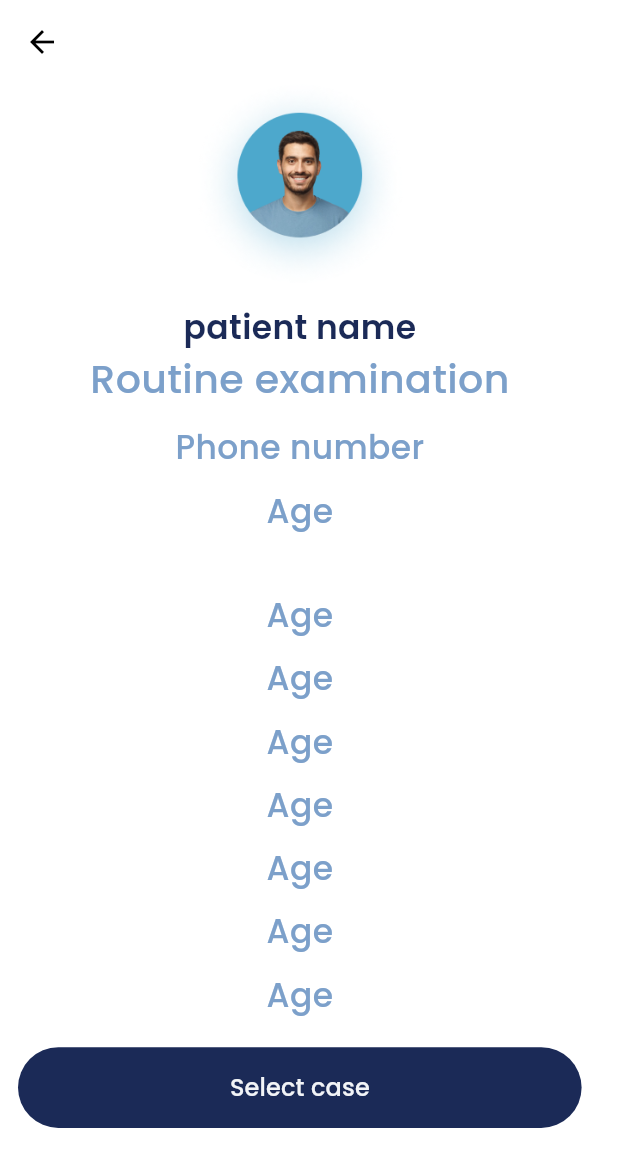
After one commit to suha1b-kh/diente, a Flutter app: the screen it shows after launch, after a tap on the "arrow forward ios" icon, on a phone screen of 412 x 824 dp. The commit adds this screen. Shown: the top 1167 px of the screen. Run offline on Flutter 3.47's test engine with Material 3 defaults, Android fonts, the phone set to English and light mode, and no system bars; our stand-ins replace bloc, flutter_screenutil, gap, google_fonts, image_picker, pinput.

Commit message:
finsh student ui

```diff
--- a/lib/main.dart
+++ b/lib/main.dart
@@ -11,6 +11,7 @@ import 'package:diente/student/profile/screens/home_screen_student.dart';
 import 'package:diente/student/profile/screens/main_profile.dart';
 import 'package:diente/student/profile/screens/my_Treatment.dart';
 import 'package:diente/student/profile/screens/students.dart';
+import 'package:diente/student/profile/screens/view_case.dart';
 import 'package:flutter/material.dart';
 import 'package:flutter_screenutil/flutter_screenutil.dart';
 
@@ -55,6 +56,8 @@ class MainApp extends StatelessWidget {
           "/students_screen": (context) => const Students(),
           //EditProfile screen
           "/edit_profile": (context) => EditProfile(),
+          //view case screen
+          "/view_case_screen": (context) => const ViewCase()
         },
         //light and dark mode
         theme: lightMode,
--- a/lib/student/profile/screens/control_screen.dart
+++ b/lib/student/profile/screens/control_screen.dart
@@ -2,12 +2,14 @@ import 'package:diente/student/profile/screens/home_screen_student.dart';
 import 'package:diente/student/profile/screens/my_Treatment.dart';
 import 'package:diente/student/profile/screens/students.dart';
 import 'package:flutter/material.dart';
+
 int _selectedIndex = 0;
-final  List<Widget> _pages = <Widget>[
+final List<Widget> _pages = <Widget>[
   const HomeStudentScreen(),
   const MyTreatment(),
   const Students(),
 ];
+
 class ControlScreen extends StatefulWidget {
   const ControlScreen({super.key});
 
@@ -20,27 +22,29 @@ class _ControlScreenState extends State<ControlScreen> {
   Widget build(BuildContext context) {
     return Scaffold(
       body: Center(
-        child:_pages.elementAt(_selectedIndex) ,
+        child: _pages.elementAt(_selectedIndex),
       ),
       bottomNavigationBar: BottomNavigationBar(
+          selectedIconTheme:
+              IconThemeData(color: Theme.of(context).colorScheme.primary),
           currentIndex: _selectedIndex, //New
           onTap: _onItemTapped,
           backgroundColor: const Color(0xFF7CA0CA),
           items: const [
-
-        BottomNavigationBarItem(icon: Icon(Icons.home), label: 'Home', ),
+            BottomNavigationBarItem(
+              icon: Icon(Icons.home_outlined),
+              label: 'Home',
+            ),
             // BottomNavigationBarItem(
             //     icon: ImageIcon(
             //         size: 2, AssetImage('assets/images/treatmentIcon.png')),
             //     label: 'My treatment'),
             BottomNavigationBarItem(
-
-            icon: Icon(Icons.local_hospital_outlined), label: 'My treatment'),
-        BottomNavigationBarItem(icon: Icon(Icons.people), label: 'Students'),
-      ]
-
-
-      ),
+                icon: Icon(Icons.local_hospital_outlined),
+                label: 'My treatment'),
+            BottomNavigationBarItem(
+                icon: Icon(Icons.people), label: 'Students'),
+          ]),
     );
   }
 
--- /dev/null
+++ b/lib/student/profile/screens/view_case.dart
@@ -0,0 +1,85 @@
+import 'package:diente/core/widgets/buttons.dart';
+import 'package:diente/core/widgets/text.dart';
+import 'package:flutter/material.dart';
+import 'package:flutter_screenutil/flutter_screenutil.dart';
+import 'package:gap/gap.dart';
+
+class ViewCase extends StatelessWidget {
+  const ViewCase({super.key});
+
+  @override
+  Widget build(BuildContext context) {
+    return Scaffold(
+      appBar: AppBar(
+        leading: IconButton(
+          icon: const Icon(Icons.arrow_back),
+          onPressed: () {
+            Navigator.pop(context);
+          },
+        ),
+      ),
+      body: SingleChildScrollView(
+        child: Column(
+          children: [
+            ClipOval(
+                //TODO fetch image from firestore
+                child: Image.asset(
+              'assets/images/stu_img.png',
+              width: 131.w,
+              height: 131.h,
+              fit: BoxFit.cover,
+            )),
+            Gap(14.h),
+            customText(
+                context,
+                'patient name', //TODO fetch patient name from firestore
+                Theme.of(context).colorScheme.primary,
+                20.sp,
+                FontWeight.w600),
+            customText(
+                context,
+                'Routine examination',
+                Theme.of(context).colorScheme.secondary,
+                24.sp,
+                FontWeight.w500),
+            Gap(11.h),
+            customText(
+                context,
+                'Phone number', //TODO fetch phone number from firestore
+                Theme.of(context).colorScheme.secondary,
+                20.sp,
+                FontWeight.w500),
+            Gap(11.h),
+            customText(context, 'Age', Theme.of(context).colorScheme.secondary,
+                20.sp, FontWeight.w500), //TODO fetch age from firestore
+            Gap(38.h),
+            //TODO fetch medical history from firestore
+            customText(context, 'Age', Theme.of(context).colorScheme.secondary,
+                20.sp, FontWeight.w500),
+            Gap(11.h),
+            customText(context, 'Age', Theme.of(context).colorScheme.secondary,
+                20.sp, FontWeight.w500),
+            Gap(11.h),
+            customText(context, 'Age', Theme.of(context).colorScheme.secondary,
+                20.sp, FontWeight.w500),
+            Gap(11.h),
+            customText(context, 'Age', Theme.of(context).colorScheme.secondary,
+                20.sp, FontWeight.w500),
+            Gap(11.h),
+            customText(context, 'Age', Theme.of(context).colorScheme.secondary,
+                20.sp, FontWeight.w500),
+            Gap(11.h),
+            customText(context, 'Age', Theme.of(context).colorScheme.secondary,
+                20.sp, FontWeight.w500),
+            Gap(11.h),
+            customText(context, 'Age', Theme.of(context).colorScheme.secondary,
+                20.sp, FontWeight.w500),
+            Gap(11.h),
+            customButton(context, Theme.of(context).colorScheme.primary, () {},
+                'Select case', 16)
+          ],
+        ),
+      ),
+    );
+  }
+}
--- a/lib/student/profile/widgets/patient_widget.dart
+++ b/lib/student/profile/widgets/patient_widget.dart
@@ -1,5 +1,6 @@
 import 'package:flutter/material.dart';
 import 'package:flutter_screenutil/flutter_screenutil.dart';
+import 'package:gap/gap.dart';
 
 class PatientWidget extends StatelessWidget {
   PatientWidget({
@@ -11,10 +12,8 @@ class PatientWidget extends StatelessWidget {
   String caseInformation;
   @override
   Widget build(BuildContext context) {
-    return Row(
-      children: [
-        Padding(
-          padding: EdgeInsets.symmetric(vertical: 15.h, horizontal: 18.h),
+    return Padding(
+      padding: EdgeInsets.symmetric(vertical: 15.h, horizontal: 18.w),
       child: Container(
         width: 335.w,
         height: 120.h,
@@ -35,9 +34,8 @@ class PatientWidget extends StatelessWidget {
                 fit: BoxFit.cover,
               ),
             ),
-                Padding(
-                  padding: const EdgeInsets.symmetric(horizontal: 25),
-                  child: Column(
+            Gap(36.w),
+            Column(
               mainAxisAlignment: MainAxisAlignment.center,
               crossAxisAlignment: CrossAxisAlignment.start,
               children: [
@@ -63,10 +61,8 @@ class PatientWidget extends StatelessWidget {
                 )
               ],
             ),
-                ),
-                Padding(
-                  padding: EdgeInsets.only(left: 130.h),
-                  child: Container(
+            Gap(70.w),
+            Container(
               width: 10.w,
               height: 10.h,
               decoration: const ShapeDecoration(
@@ -74,16 +70,15 @@ class PatientWidget extends StatelessWidget {
                 shape: CircleBorder(),
               ),
             ),
-                ),
-                Padding(
-                  padding: EdgeInsets.symmetric(horizontal: 15.h),
-                  child: const Icon(Icons.arrow_forward_ios),
+            IconButton(
+              icon: const Icon(Icons.arrow_forward_ios),
+              onPressed: () {
+                Navigator.of(context).pushNamed('/view_case_screen');
+              },
             ),
           ],
         ),
       ),
-        )
-      ],
     );
   }
 }
--- a/lib/student/profile/widgets/reports_widget.dart
+++ b/lib/student/profile/widgets/reports_widget.dart
@@ -14,8 +14,7 @@ class reportsWidget extends StatelessWidget {
 
   @override
   Widget build(BuildContext context) {
-    return
-        Row(
+    return  Row(
           children: [
             Container(//widget
               width: 170.w,
```
Also changed, not shown: lib/student/profile/screens/edit_profile.dart (+16 -9 lines), lib/student/profile/screens/main_profile.dart (+8 -0 lines), lib/student/profile/widgets/student_profile_widget.dart (+11 -14 lines), lib/student/profile/widgets/treatment_widget.dart (+7 -12 lines). Lines whose indentation alone changed are shown as unchanged.
